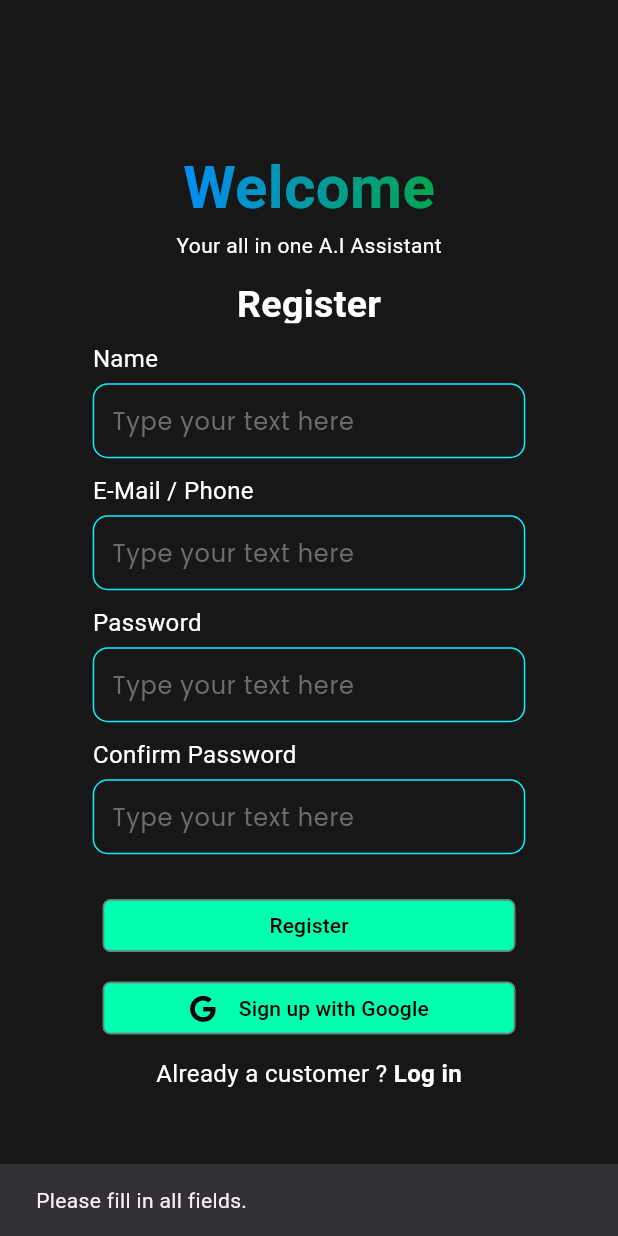
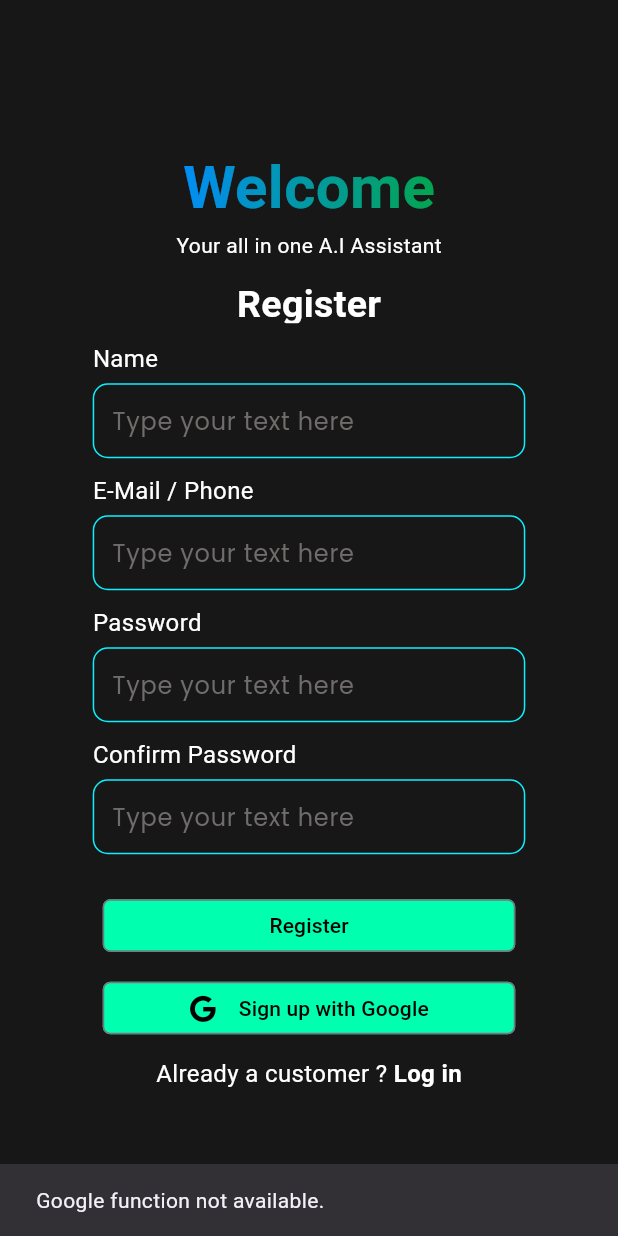
Before and after one commit to shivam1raj5/AI_Based_Assignment_Application_Flutter, a Flutter app: the Signup screen opened directly, after a tap on "Sign up with Google", on a phone screen of 412 x 824 dp. Run offline on Flutter 3.47's test engine with Material 2 defaults, Android fonts, the phone set to English and light mode, and no system bars; our stand-ins replace animated_text_kit, flutter_markdown, font_awesome_flutter; missing offline and left inert: dart_openai.

Commit message:
Semoved unnecessary code

```diff
--- a/lib/signup.dart
+++ b/lib/signup.dart
@@ -101,23 +101,11 @@ class _SignupState extends State<Signup> {
                           }),
                           const SizedBox(width: 20),
                           buildOutlinedButton2("Sign up with Google", () {
-                            if (nameController.text.isEmpty ||
-                                emailController.text.isEmpty ||
-                                passwordController.text.isEmpty ||
-                                confirmpasswordController.text.isEmpty) {
-                              ScaffoldMessenger.of(context).showSnackBar(
-                                const SnackBar(
-                                  content: Text('Please fill in all fields.'),
-                                ),
-                              );
-                            } else {
-                              ScaffoldMessenger.of(context).showSnackBar(
-                                const SnackBar(
-                                  content:
-                                      Text('Google function not available.'),
-                                ),
-                              );
-                            }
+                            ScaffoldMessenger.of(context).showSnackBar(
+                              const SnackBar(
+                                content: Text('Google function not available.'),
+                              ),
+                            );
                           }),
                         ],
                       ),
```
